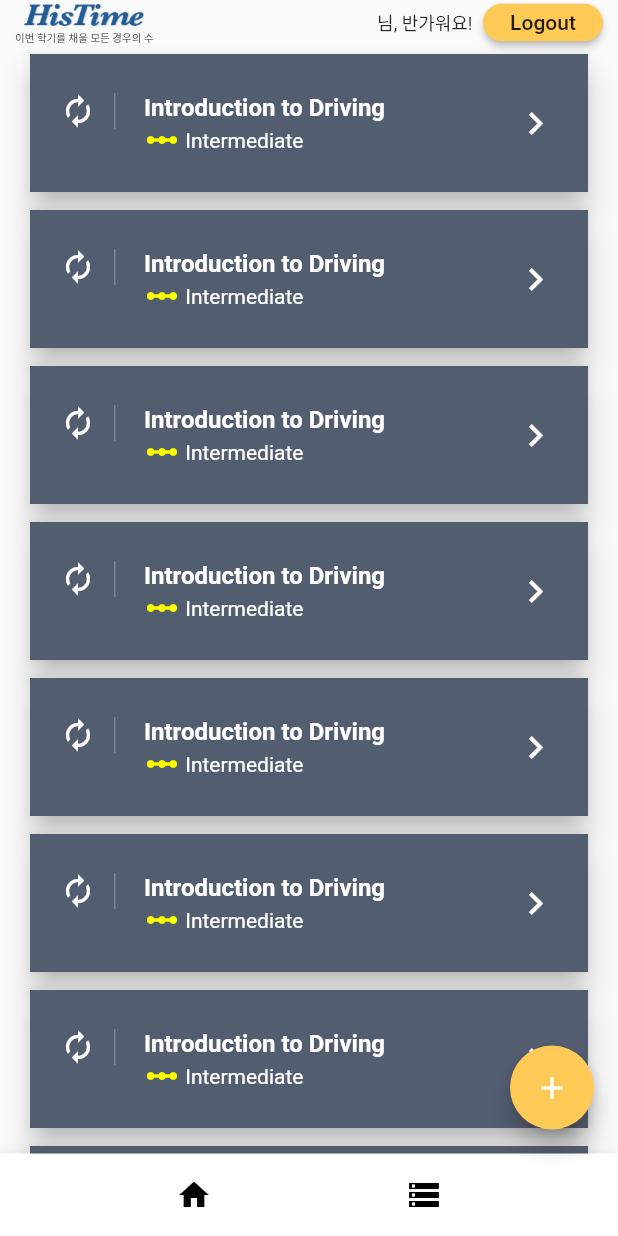
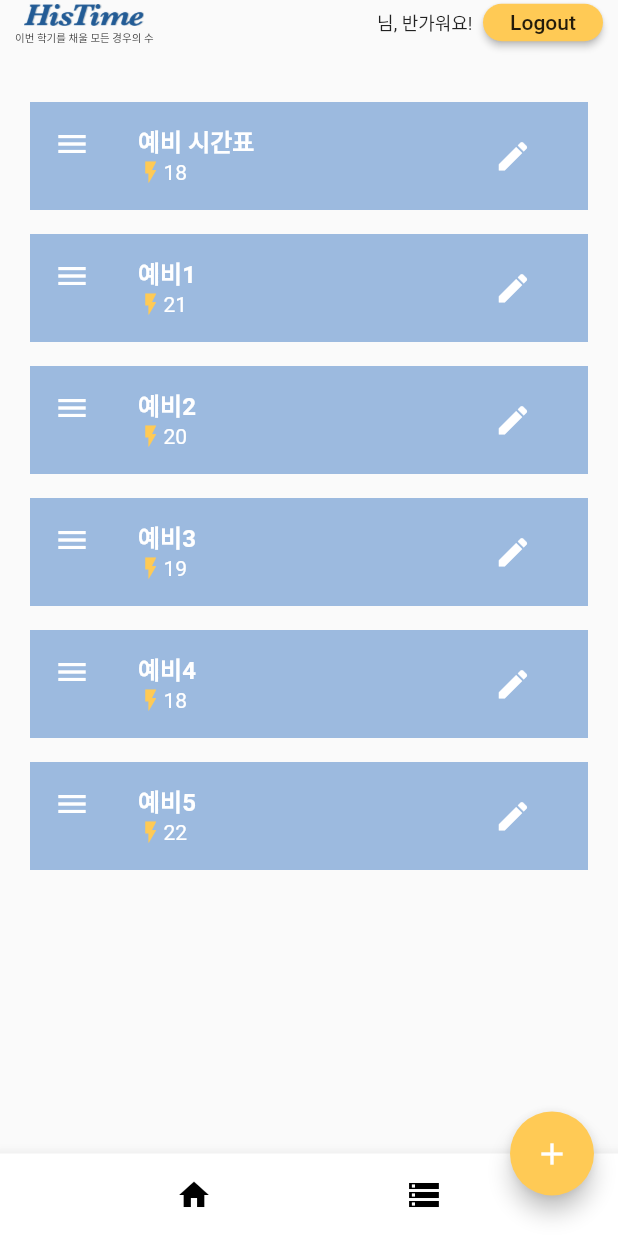
Before and after one commit to dailyco/histime-mobile, a Flutter app: the screen it shows after launch, after a tap on "Login", on a phone screen of 412 x 824 dp. Run offline on Flutter 3.47's test engine with Material 2 defaults, Android fonts, the phone set to English and light mode, and no system bars; our stand-ins replace firebase_auth, flutter_signin_button, google_sign_in; accounts and stored records are empty.

Commit message:
complete mybody in home page

```diff
--- a/lib/home.dart
+++ b/lib/home.dart
@@ -29,6 +29,7 @@ class _HomePageState extends State<HomePage> {
         backgroundColor: Color(0xFFFFCA55),
         onPressed: () => _dialog(),
       ),
+      floatingActionButtonLocation: FloatingActionButtonLocation.endDocked,
     );
   }
 
@@ -62,6 +63,9 @@ class _HomePageState extends State<HomePage> {
   }
 
   Widget _mybody() {
+    final _names = <String>["예비 시간표", "예비1", "예비2", "예비3", "예비4", "예비5"];
+    final _credit = <int>[18, 21, 20, 19, 18, 22];
+
     final _logo = Column(
       children: <Widget>[
         Image.asset(
@@ -105,46 +109,45 @@ class _HomePageState extends State<HomePage> {
       ],
     );
 
-    final makeListTile = ListTile(
-        contentPadding: EdgeInsets.symmetric(horizontal: 20.0, vertical: 10.0),
+    _makeListTile(int index) {
+      return Container(
+        margin:  EdgeInsets.symmetric(vertical: 8.0),
+        decoration: BoxDecoration(color: Color(0xFF9CBADF)),
+        child: ListTile(
           leading: Container(
             padding: EdgeInsets.only(right: 12.0),
-          decoration: new BoxDecoration(
-              border: new Border(
-                  right: new BorderSide(width: 1.0, color: Colors.white24))),
-          child: Icon(Icons.autorenew, color: Colors.white),
+            child: Icon(Icons.menu, color: Colors.white),
           ),
           title: Text(
-          "Introduction to Driving",
+            _names[index],
             style: TextStyle(color: Colors.white, fontWeight: FontWeight.bold),
           ),
-        // subtitle: Text("Intermediate", style: TextStyle(color: Colors.white)),
-
           subtitle: Row(
             children: <Widget>[
-            Icon(Icons.linear_scale, color: Colors.yellowAccent),
-            Text(" Intermediate", style: TextStyle(color: Colors.white))
+              Icon(Icons.flash_on, color: Color(0xFFFFCA55), size: 17),
+              Text(_credit[index].toString(), style: TextStyle(color: Colors.white))
             ],
           ),
-        trailing:
-        Icon(Icons.keyboard_arrow_right, color: Colors.white, size: 30.0));
+          trailing: Container(
+            padding: EdgeInsets.only(right: 10.0),
+            child: IconButton(
+                icon: Icon(Icons.edit, color: Colors.white, size: 25,),
+                onPressed: () {
 
-    final makeCard = Card(
-      elevation: 8.0,
-      margin: new EdgeInsets.symmetric(horizontal: 10.0, vertical: 6.0),
-      child: Container(
-        decoration: BoxDecoration(color: Color.fromRGBO(64, 75, 96, .9)),
-        child: makeListTile,
+                }),
+            ),
           ),
         );
+      }
 
       final _homebody = Container(
+        padding: EdgeInsets.fromLTRB(10, 30, 10, 0),
         child: ListView.builder(
           scrollDirection: Axis.vertical,
           shrinkWrap: true,
-        itemCount: 10,
+          itemCount: _names.length,
           itemBuilder: (BuildContext context, int index) {
-          return makeCard;
+            return _makeListTile(index);
           },
         ),
       );
@@ -179,7 +182,7 @@ class _HomePageState extends State<HomePage> {
       builder: (BuildContext context) {
         return CupertinoAlertDialog (
           title: Text(
-            '시간표 만들기',
+            '새로운 시간표 만들기',
             style: TextStyle(color: Color(0xFF225B95), fontWeight: FontWeight.bold),
           ),
           content: Card(
@@ -187,11 +190,12 @@ class _HomePageState extends State<HomePage> {
             elevation: 0.0,
             child: Column(
               children: <Widget>[
+                SizedBox(height: 8,),
                 TextField(
                   controller: tableNameController,
                   decoration: InputDecoration(
                     filled: true,
-                    labelText: '새로운 시간표의 이름을 입력하세요',
+                    hintText: '시간표의 이름을 입력하세요',
                   ),
                 ),
               ],
```
Lines whose indentation alone changed are shown as unchanged.
